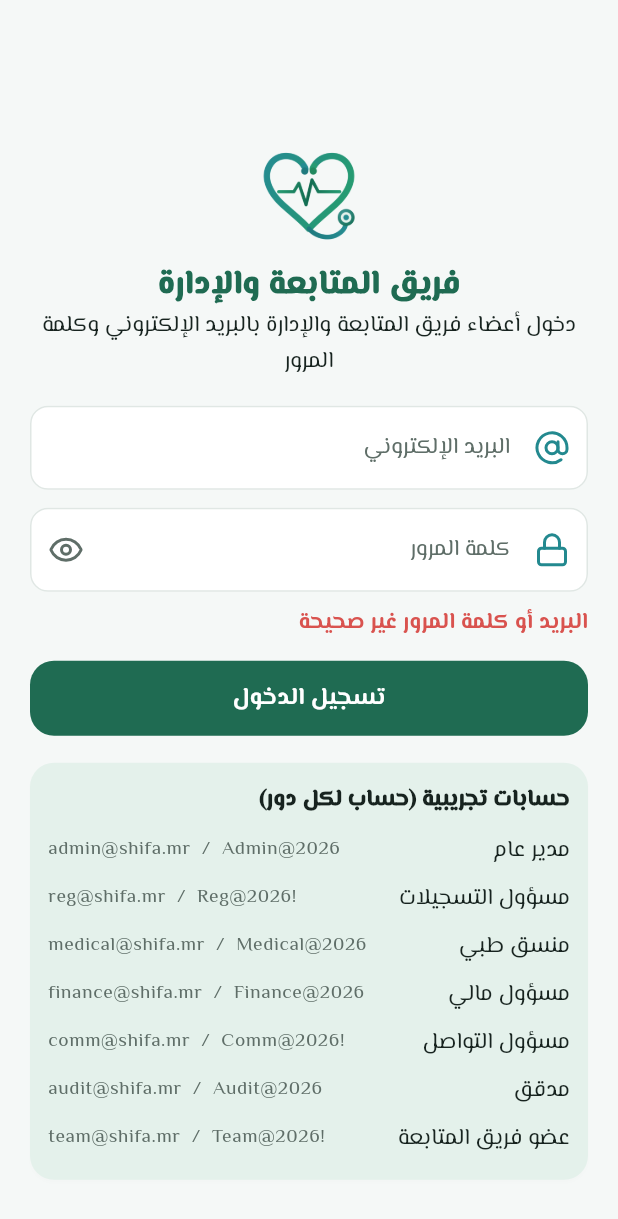
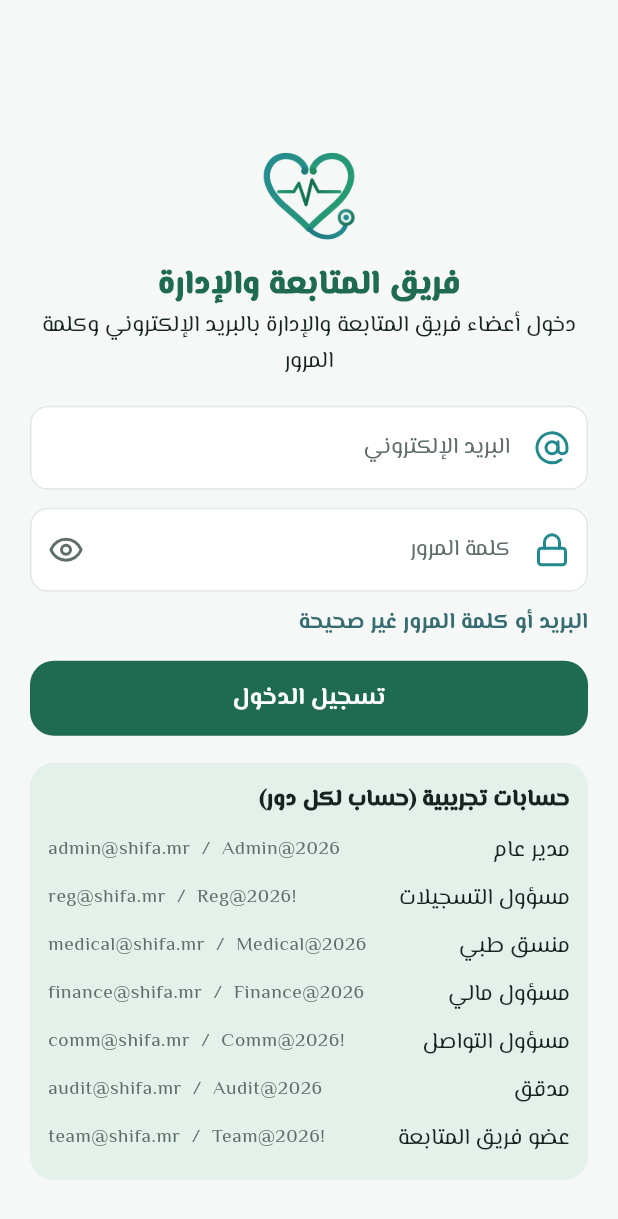
Before and after one commit to elmahajaelbeidda-arch/proje-medical, a Flutter app: the AdminLoginScreen screen opened directly, after a tap on "تسجيل الدخول", on a phone screen of 412 x 824 dp. Shown: the top 1219 px of the screen. Run offline on Flutter 3.47's test engine with Material 3 defaults, Android fonts, the phone set to English and light mode, and no system bars; our stand-ins replace audioplayers, file_picker, flutter_map, flutter_riverpod, geolocator, go_router and 10 more; missing offline and left inert: dart:js_interop, mobile_scanner, record; accounts and stored records are empty; project files that could hold a hidden picture were left out.

Commit message:
Colours: gold becomes mint green, red becomes petrol blue
Only these two colours change (light and dark modes):
- gold (pending / under review / ratings) -> mint: backgrounds #DDF0E7,
  text and icons in a deeper mint (#2F7D60 / #2A7256) to stay readable;
- red (urgent / alerts / errors) -> petrol blue #376D70 (soft #E3EEEE).

Co-Authored-By: Claude Opus 5.5 <noreply@anthropic.com>
Claude-Session: https://claude.ai/code/session_01WCHmX4GbDBxNviUEX2VJtb

```diff
--- a/lib/core/theme.dart
+++ b/lib/core/theme.dart
@@ -63,15 +63,18 @@ class Palette {
     grey: Color(0xFF5F6E68),
     border: Color(0xFFE0E7E4),
     navInactive: Color(0xFF9AA6A1),
-    emergency: Color(0xFFD9534F),
-    emergencySoft: Color(0xFFFCEBEA),
-    emergencyText: Color(0xFFB44B47),
+    // Petrol blue in place of red (urgent, alerts, errors).
+    emergency: Color(0xFF376D70),
+    emergencySoft: Color(0xFFE3EEEE),
+    emergencyText: Color(0xFF376D70),
     answered: Color(0xFF3BA776),
     answeredSoft: Color(0xFFE2F2EA),
     answeredText: Color(0xFF2E6F52),
-    reviewing: Color(0xFFE0A030),
-    reviewingSoft: Color(0xFFFAF1E0),
-    reviewingText: Color(0xFF896B2C),
+    // Mint green in place of gold (pending, under review, ratings).
+    // Backgrounds #DDF0E7; text and icons in a deeper mint (readable).
+    reviewing: Color(0xFF2F7D60),
+    reviewingSoft: Color(0xFFDDF0E7),
+    reviewingText: Color(0xFF2A7256),
   );
 
   /// Dark mode of the brief: background #121816, cards #1C2421, green
@@ -89,15 +92,15 @@ class Palette {
     grey: Color(0xFF9BA9A3),
     border: Color(0xFF2A3430),
     navInactive: Color(0xFF8C9A94),
-    emergency: Color(0xFFE0605C),
-    emergencySoft: Color(0xFF3A2220),
-    emergencyText: Color(0xFFF2A3A0),
+    emergency: Color(0xFF7FB3B6),
+    emergencySoft: Color(0xFF1C3133),
+    emergencyText: Color(0xFF9CC9CB),
     answered: Color(0xFF4CC08A),
     answeredSoft: Color(0xFF1E3329),
     answeredText: Color(0xFF7AD3A8),
-    reviewing: Color(0xFFE8B04A),
-    reviewingSoft: Color(0xFF382E1A),
-    reviewingText: Color(0xFFEDC27A),
+    reviewing: Color(0xFF8FD1B5),
+    reviewingSoft: Color(0xFF1F3A30),
+    reviewingText: Color(0xFFA8DCC6),
   );
 }
 
```
